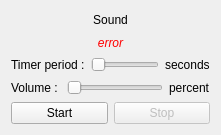
Old version of the form TimerUi.ui in the repository Folcogh/SC2Metro.
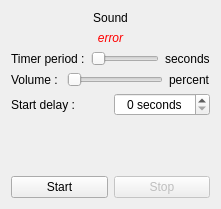
New version of the form.

Commit message: - Added a temporizer to start the timers - Increased the maximum value of the timers

What changed in the file:
```diff
--- a/TimerUi.ui
+++ b/TimerUi.ui
@@ -7,7 +7,7 @@
     <x>0</x>
     <y>0</y>
     <width>221</width>
-    <height>135</height>
+    <height>209</height>
    </rect>
   </property>
   <property name="windowTitle">
@@ -59,9 +59,6 @@
        <property name="minimum">
         <number>1</number>
        </property>
-       <property name="maximum">
-        <number>60</number>
-       </property>
        <property name="orientation">
         <enum>Qt::Horizontal</enum>
        </property>
@@ -101,6 +98,43 @@
      </item>
     </layout>
    </item>
+   <item>
+    <layout class="QHBoxLayout" name="hlayoutDelay">
+     <item>
+      <widget class="QLabel" name="labelDelay">
+       <property name="text">
+        <string>Start delay :</string>
+       </property>
+       <property name="buddy">
+        <cstring>spinDelay</cstring>
+       </property>
+      </widget>
+     </item>
+     <item>
+      <widget class="QSpinBox" name="spinDelay">
+       <property name="alignment">
+        <set>Qt::AlignCenter</set>
+       </property>
+       <property name="suffix">
+        <string> seconds</string>
+       </property>
+      </widget>
+     </item>
+    </layout>
+   </item>
+   <item>
+    <spacer name="verticalSpacer">
+     <property name="orientation">
+      <enum>Qt::Vertical</enum>
+     </property>
+     <property name="sizeHint" stdset="0">
+      <size>
+       <width>20</width>
+       <height>40</height>
+      </size>
+     </property>
+    </spacer>
+   </item>
    <item>
     <layout class="QHBoxLayout" name="horizontalLayout">
      <item>
```
Left out of the diff: 6 changed lines with no effect on the pictures. The commit also changes 9 other files.
